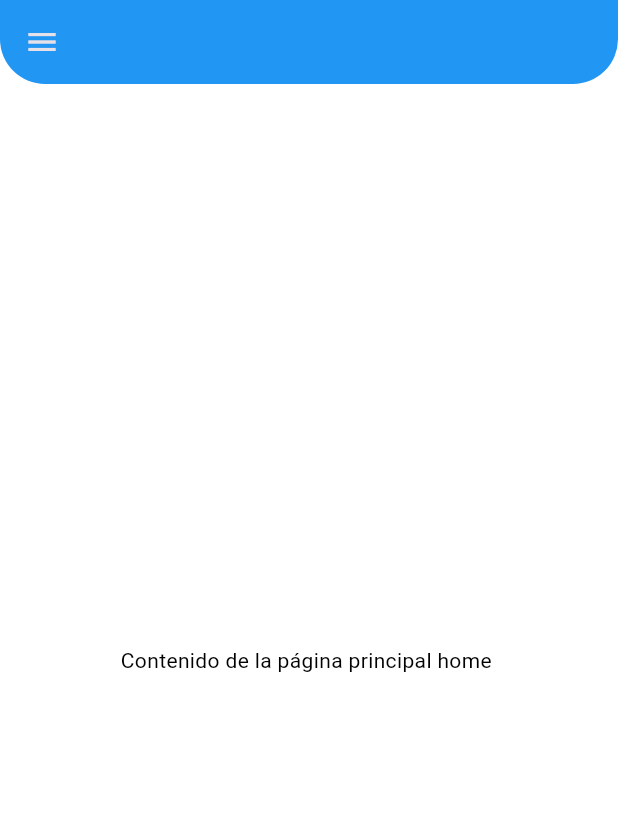
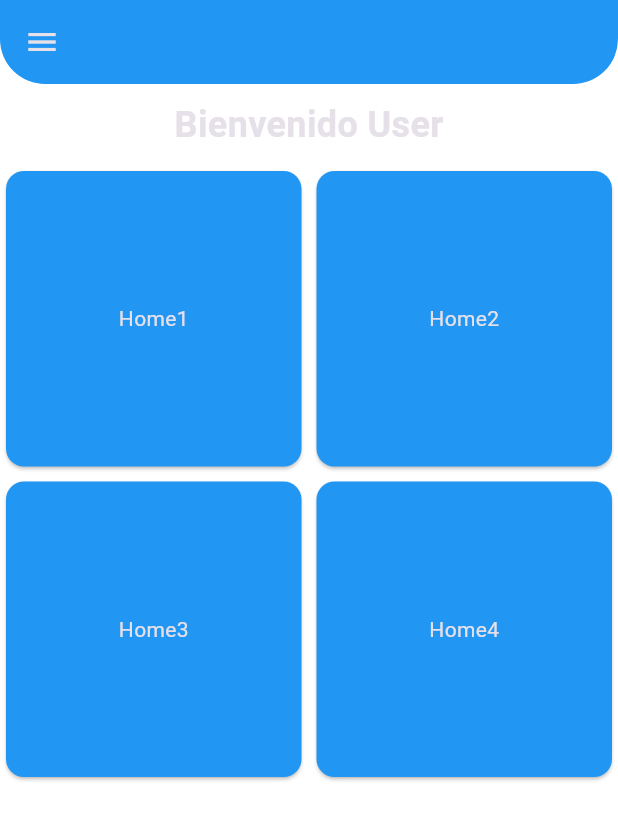
Before and after one commit to MartinCantillo/Gesti-n-de-Conjunto-Residencial, a Flutter app: the Home2 screen opened by its route, on a phone screen of 412 x 824 dp. Shown: the top 820 px of the screen. Run offline on Flutter 3.47's test engine with Material 2 defaults, Android fonts, the phone set to English and light mode, and no system bars; our stand-ins replace shared_preferences; accounts and stored records are empty.

Commit message:
Grid Home added

```diff
--- a/lib/Views/screens/home.dart
+++ b/lib/Views/screens/home.dart
@@ -1,4 +1,5 @@
 import 'package:flutter/material.dart';
+import 'package:flutter/rendering.dart';
 import 'package:gestionresidencial/Views/Widgets/drawer.dart';
 import 'package:gestionresidencial/localstore/sharepreference.dart';
 
@@ -23,7 +24,7 @@ class _Home2State extends State<Home2> {
 
   @override
   Widget build(BuildContext context) {
-   return Scaffold(
+   return  Scaffold(
   backgroundColor: prefs.colosecundario ? Colors.black : Colors.white,
   appBar: AppBar(
     shape: RoundedRectangleBorder(
@@ -35,15 +36,94 @@ class _Home2State extends State<Home2> {
     backgroundColor: Colors.blue,
   ),
   drawer: CustomDrawer(),
-  body: Center(
-    child: Text(
-      'Contenido de la página principal home ',
-      style: TextStyle(
-        color: prefs.colosecundario ? Colors.white : Colors.black,
+  body: Column(
+    children: <Widget>[
+      Padding(
+        padding: const EdgeInsets.all(10.0), // Puedes ajustar el espaciado según tus preferencias
+        child: Text(
+          "Bienvenido User",
+          style: TextStyle(
+            fontSize: 24, // Ajusta el tamaño de la fuente
+            fontWeight: FontWeight.bold, // Otras propiedades de estilo de texto
+          ),
+        ),
+      ),
+      Expanded(
+        child: GridView.count(
+          crossAxisSpacing: 2,
+          mainAxisSpacing: 2,
+          crossAxisCount: 2,
+          children: <Widget>[
+            Container(
+  width: 20, // Ajusta el ancho de la Card
+  height: 15, // Ajusta la altura de la Card
+  child: Card(
+    color: Colors.blue,
+    child: Center(
+      child: Column(
+        mainAxisSize: MainAxisSize.min,
+        children: [
+          Text("Home1"),
+        ],
       ),
     ),
   ),
+),
+ Container(
+  width: 20, // Ajusta el ancho de la Card
+  height: 15, // Ajusta la altura de la Card
+  child: Card(
+    color: Colors.blue,
+    child: Center(
+      child: Column(
+        mainAxisSize: MainAxisSize.min,
+        children: [
+          Text("Home2"),
+        ],
+      ),
+    ),
+  ),
+),
+ Container(
+  width: 20, // Ajusta el ancho de la Card
+  height: 15, // Ajusta la altura de la Card
+  child: Card(
+    color: Colors.blue,
+    child: Center(
+      child: Column(
+        mainAxisSize: MainAxisSize.min,
+        children: [
+          Text("Home3"),
+        ],
+      ),
+    ),
+  ),
+),
+ Container(
+  width: 20, // Ajusta el ancho de la Card
+  height: 15, // Ajusta la altura de la Card
+  child: Card(
+    color: Colors.blue,
+    child: Center(
+      child: Column(
+        mainAxisSize: MainAxisSize.min,
+        children: [
+          Text("Home4"),
+        ],
+      ),
+    ),
+  ),
+),
+
+
+
+          ],
+        ),
+      ),
+    ],
+  ),
 );
+
 
   }
 }
```
